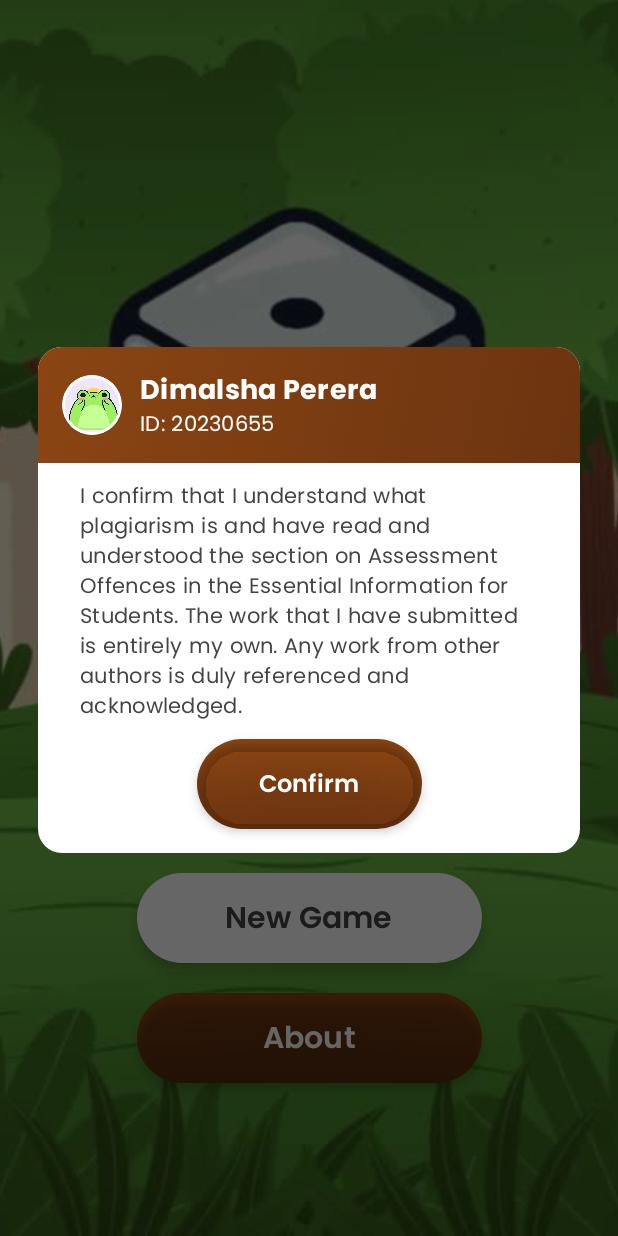
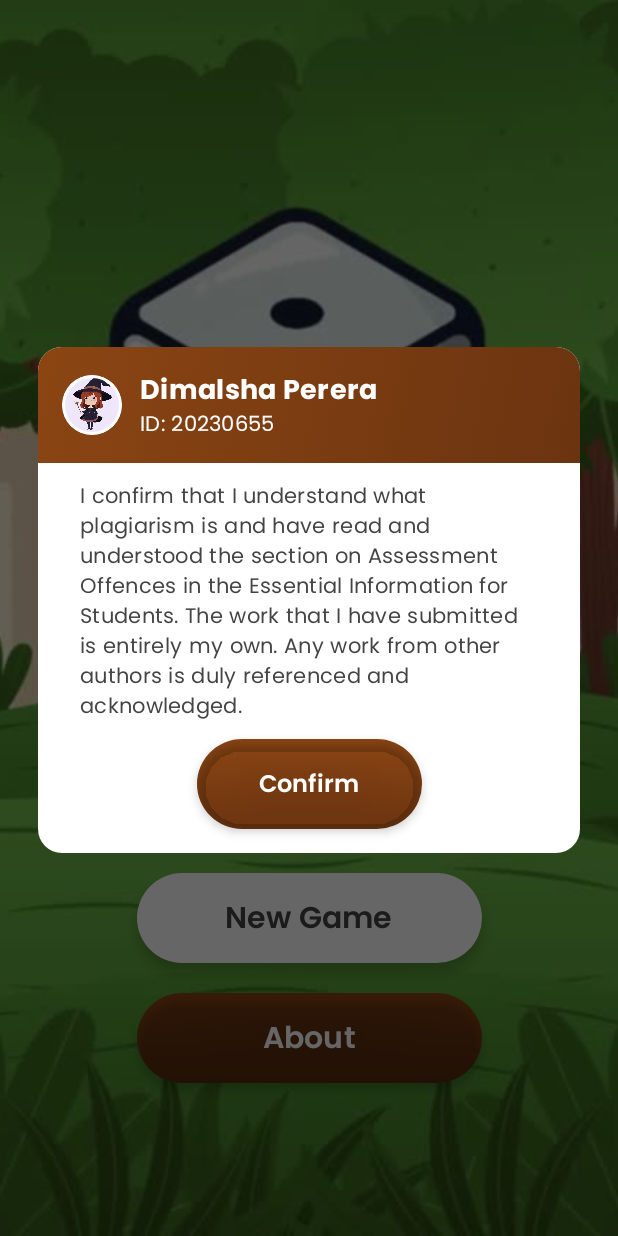
Before and after one commit to DimalshaPerera/DiceGame, an Android app built with Jetpack Compose: the screen it shows after launch (MainActivity), after a tap on "About", on a phone screen of 412 x 824 dp. Run offline under Robolectric (Android 15) with nearby library versions, the phone set to English and light mode, and no system bars; Roboto replaces fonts that are not available here; 1 other tap on this screen came first.

Commit message:
Updated the code

```diff
--- a/app/src/main/java/com/example/dice_game/MainActivity.kt
+++ b/app/src/main/java/com/example/dice_game/MainActivity.kt
@@ -118,13 +118,15 @@ fun GUI() {
                             ) {
                                 // Profile image
                                 Image(
-                                    painter = painterResource(id = R.drawable.happy_frog),
+                                    painter = painterResource(id = R.drawable.witch),
                                     contentDescription = "Wizard Frog",
+                                    contentScale = androidx.compose.ui.layout.ContentScale.Crop,
                                     modifier = Modifier
                                         .size(40.dp)
                                         .clip(CircleShape)
                                         .border(2.dp, Color.White, CircleShape)
                                         .background(LightPurple, CircleShape),
+
                                 )
 
                                 // Text content
```
